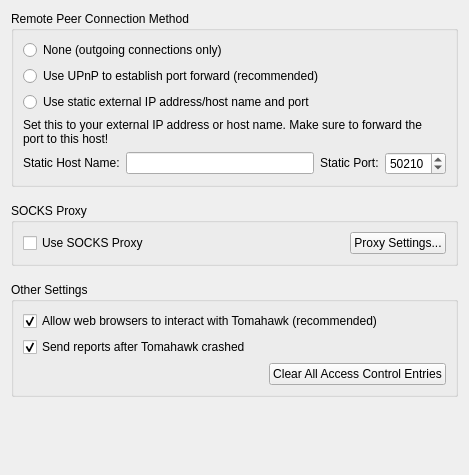
tomahawk-player/tomahawk, file src/Settings_Advanced.ui: the form before one commit.
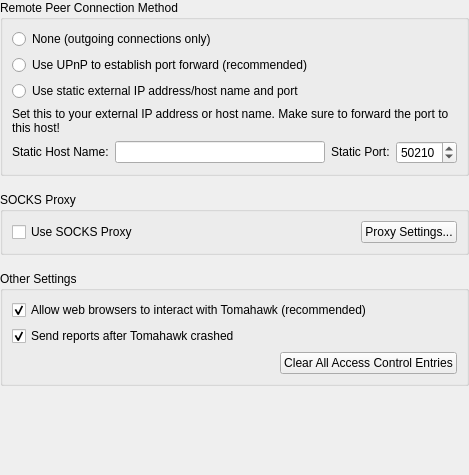
The form after the commit.

Commit message: Tweak margins and sizehints

Diff of the .ui file:
```diff
--- a/src/Settings_Advanced.ui
+++ b/src/Settings_Advanced.ui
@@ -14,6 +14,9 @@
    <string>Form</string>
   </property>
   <layout class="QVBoxLayout" name="verticalLayout">
+   <property name="margin">
+    <number>0</number>
+   </property>
    <item>
     <widget class="QGroupBox" name="remoteConnectionsGroupBox">
      <property name="title">
```
The commit also changes 4 other files.
